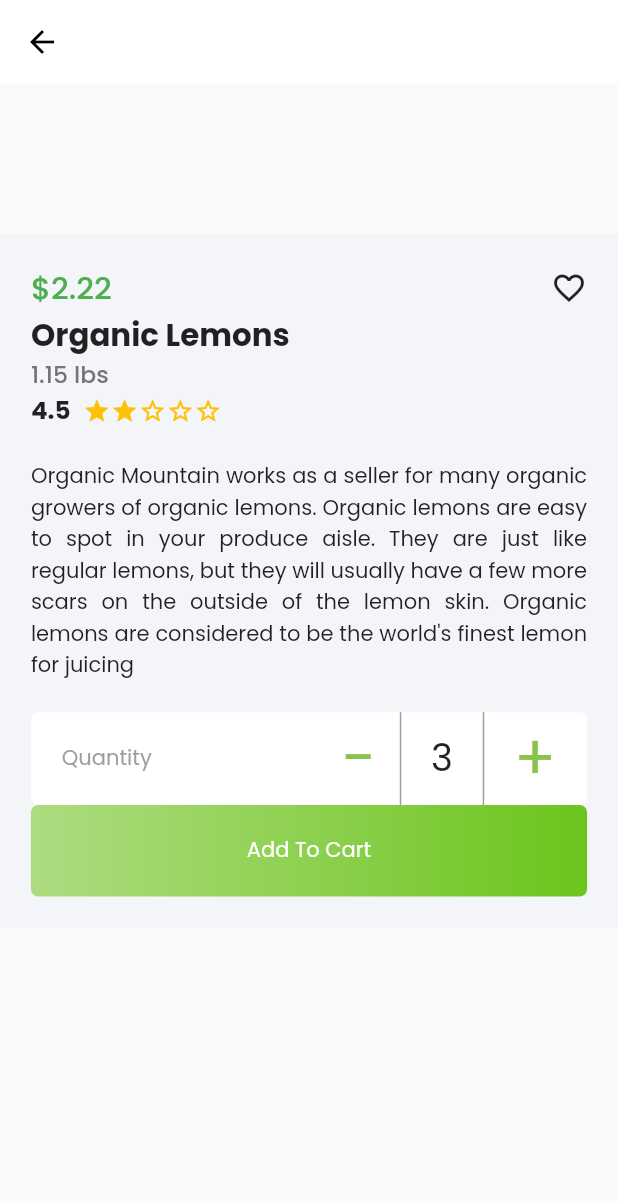
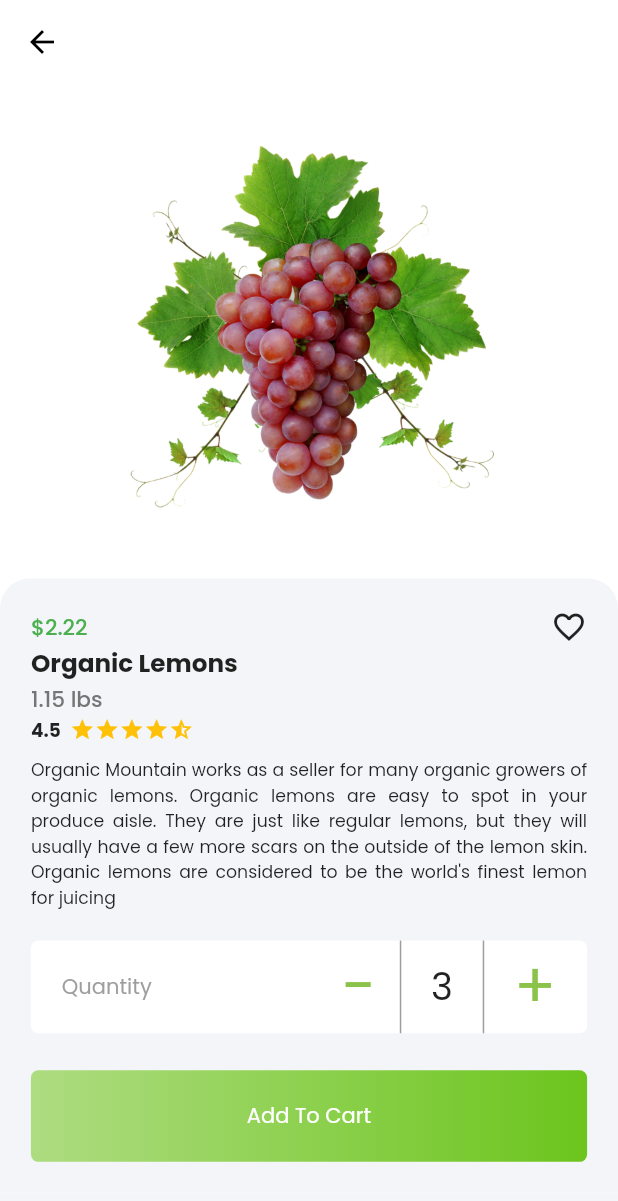
Before and after one commit to Ch-Muhammad-Tahir/Grocery-App-Big-Cart, a Flutter app: the screen it shows after launch, after a tap on an icon or button, on a phone screen of 412 x 824 dp. Shown: the top 1201 px of the screen. Run offline on Flutter 3.47's test engine with Material 2 defaults, Android fonts, the light colour scheme and no system bars; drawn by our look-alikes of flutter_rating_bar; our stand-ins replace carousel_slider, flutter_svg.

Commit message:
Complete Product Details Screen

```diff
--- a/lib/views/home_page_screen/home_page_screen_widgets/feature_product_tile_view.dart
+++ b/lib/views/home_page_screen/home_page_screen_widgets/feature_product_tile_view.dart
@@ -29,7 +29,6 @@ class FeatureProductTileView extends StatelessWidget {
     return Material(
       color: Colors.white,
       child: SizedBox(
-          width: screenWidth * 0.47,
           child: Stack(
         children: [
           Column(children: [
@@ -39,8 +38,7 @@ class FeatureProductTileView extends StatelessWidget {
                 Container(
                   height: screenWidth * 0.062,
                   width: screenWidth * 0.12,
-                      color:
-                          product.isNew ? Colors.amber.shade100 : Colors.white,
+                  color: product.isNew ? Colors.amber.shade100 : Colors.white,
                   child: CustomText(
                     text: "new",
                     textColor: product.isNew ? Colors.orange : Colors.white,
--- a/lib/views/home_page_screen/homepage_screen.dart
+++ b/lib/views/home_page_screen/homepage_screen.dart
@@ -18,11 +18,13 @@ class HomePageScreenWidget extends StatelessWidget {
   @override
   Widget build(BuildContext context) {
     double screenSize = GetScreenSize.getScreenWidth(context);
-    return SafeArea(
-      child: Scaffold(
+    return Scaffold(
       body: Padding(
-          padding: EdgeInsets.all(screenSize * 0.04),
-          child: ListView(children: [
+        padding: EdgeInsets.symmetric(horizontal: screenSize * 0.04),
+        child: Column(children: [
+          SizedBox(
+            height: AppBar().preferredSize.height,
+          ),
           HomePageTopSearchBar(
             controller: searchController,
             hintText: AppString.searchKeywordHint,
@@ -32,9 +34,14 @@ class HomePageScreenWidget extends StatelessWidget {
           CustomSizeBox(
             height: screenSize * 0.04,
           ),
+          Expanded(
+            child: ListView(
+              padding: EdgeInsets.zero,
+              children: [
                 CarouselSlider.builder(
                   itemCount: AppConstants.slideImages.length,
-              itemBuilder: (BuildContext context, int index, int realIndex) {
+                  itemBuilder:
+                      (BuildContext context, int index, int realIndex) {
                     return Image.asset(AppConstants.slideImages[index]);
                   },
                   options: CarouselOptions(
@@ -45,16 +52,18 @@ class HomePageScreenWidget extends StatelessWidget {
                     viewportFraction: 0.7,
                     enlargeCenterPage: true,
                     autoPlay: true,
-                autoPlayAnimationDuration: const Duration(milliseconds: 800),
+                    autoPlayAnimationDuration:
+                        const Duration(milliseconds: 800),
                     autoPlayInterval: const Duration(seconds: 3),
                   ),
                 ),
-            CustomSizeBox(height: screenSize * 0.03),
                 const CategorySection(),
                 CustomSizeBox(height: screenSize * 0.03),
                 const FeatureSection(),
+              ],
+            ),
+          )
         ]),
-        ),
       ),
     );
   }
--- a/lib/views/product_details_screen/product_detail_screen.dart
+++ b/lib/views/product_details_screen/product_detail_screen.dart
@@ -27,17 +27,33 @@ class _ProductDetailScreenState extends State<ProductDetailScreen> {
   Widget build(BuildContext context) {
     double screenSize = GetScreenSize.getScreenWidth(context);
     return Scaffold(
+      backgroundColor: AppColors.containerBackgroundColor,
       appBar: AppBar(
         backgroundColor: Colors.white,
         elevation: 0,
         foregroundColor: Colors.black,
       ),
-      body: Column(children: [
-        const SizedBox(
-          height: 100,
+      body: SingleChildScrollView(
+        child: Container(
+          color: Colors.white,
+          child: Column(mainAxisSize: MainAxisSize.max, children: [
+            CustomSizeBox(
+              height: screenSize * 0.1,
+            ),
+            Image.asset(
+              "assets/images/graps.png",
+              height: screenSize * 0.6,
+              width: screenSize * 0.6,
+            ),
+            CustomSizeBox(
+              height: screenSize * 0.1,
             ),
             Container(
-          decoration: BoxDecoration(color: AppColors.containerBackgroundColor),
+              decoration: BoxDecoration(
+                  color: AppColors.containerBackgroundColor,
+                  borderRadius: const BorderRadius.only(
+                      topLeft: Radius.circular(20),
+                      topRight: Radius.circular(20))),
               child: Padding(
                 padding: EdgeInsets.all(screenSize * 0.05),
                 child: Column(
@@ -48,7 +64,7 @@ class _ProductDetailScreenState extends State<ProductDetailScreen> {
                       children: [
                         CustomText(
                           text: "\$2.22",
-                      fontSize: screenSize * 0.05,
+                          fontSize: screenSize * 0.035,
                           fontWeight: FontWeight.w500,
                           textColor: Colors.green,
                         ),
@@ -57,14 +73,14 @@ class _ProductDetailScreenState extends State<ProductDetailScreen> {
                     ),
                     CustomText(
                       text: "Organic Lemons",
-                  fontSize: screenSize * 0.05,
+                      fontSize: screenSize * 0.04,
                       fontWeight: FontWeight.bold,
                     ),
                     Row(
                       children: [
                         CustomText(
                           text: "1.15 lbs",
-                      fontSize: screenSize * 0.038,
+                          fontSize: screenSize * 0.035,
                           fontWeight: FontWeight.w500,
                           textColor: Colors.grey.shade600,
                         ),
@@ -76,23 +92,24 @@ class _ProductDetailScreenState extends State<ProductDetailScreen> {
                       children: [
                         CustomText(
                           text: "4.5",
-                      fontSize: screenSize * 0.04,
+                          fontSize: screenSize * 0.03,
                           fontWeight: FontWeight.bold,
                         ),
-                    CustomSizeBox(width: screenSize * 0.02),
+                        CustomSizeBox(width: screenSize * 0.015),
                         RatingBar(
-                      initialRating: 2,
+                          initialRating: 4.5,
                           direction: Axis.horizontal,
                           allowHalfRating: true,
                           ignoreGestures: true,
-                      itemSize: screenSize * 0.045,
+                          itemSize: screenSize * 0.04,
                           itemCount: 5,
                           ratingWidget: RatingWidget(
                             full: const Icon(
                               Icons.star,
                               color: Colors.amber,
                             ),
-                        half: const Icon(Icons.star_half, color: Colors.amber),
+                            half: const Icon(Icons.star_half,
+                                color: Colors.amber),
                             empty: const Icon(
                               Icons.star_border_outlined,
                               color: Colors.amber,
@@ -103,10 +120,11 @@ class _ProductDetailScreenState extends State<ProductDetailScreen> {
                       ],
                     ),
                     CustomSizeBox(
-                  height: screenSize * 0.05,
+                      height: screenSize * 0.02,
                     ),
-                const CustomText(
+                    CustomText(
                         textAlign: TextAlign.justify,
+                        fontSize: screenSize * 0.028,
                         textOverflow: TextOverflow.ellipsis,
                         maxLine: 7,
                         text:
@@ -115,12 +133,17 @@ class _ProductDetailScreenState extends State<ProductDetailScreen> {
                       height: screenSize * 0.05,
                     ),
                     CustomQualityButton(),
-                CustomTextIconButton(),
+                    CustomSizeBox(
+                      height: screenSize * 0.06,
+                    ),
+                    CustomTextIconButton()
                   ],
                 ),
               ),
             )
           ]),
+        ),
+      ),
     );
   }
 }
```
Also changed, not shown: assets/images/element5-digital-CpBBsda2eRI-unsplash (1).png (added), assets/images/element5-digital-CpBBsda2eRI-unsplash (2).png (added), assets/images/element5-digital-CpBBsda2eRI-unsplash.png (added). Lines whose indentation alone changed are shown as unchanged.
